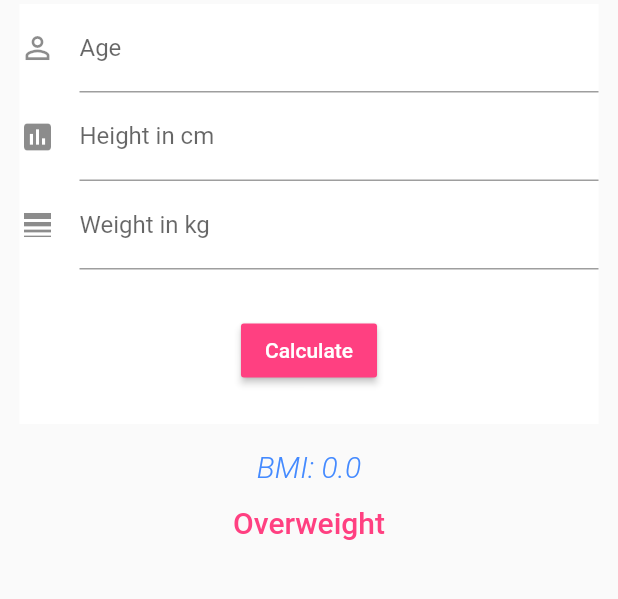
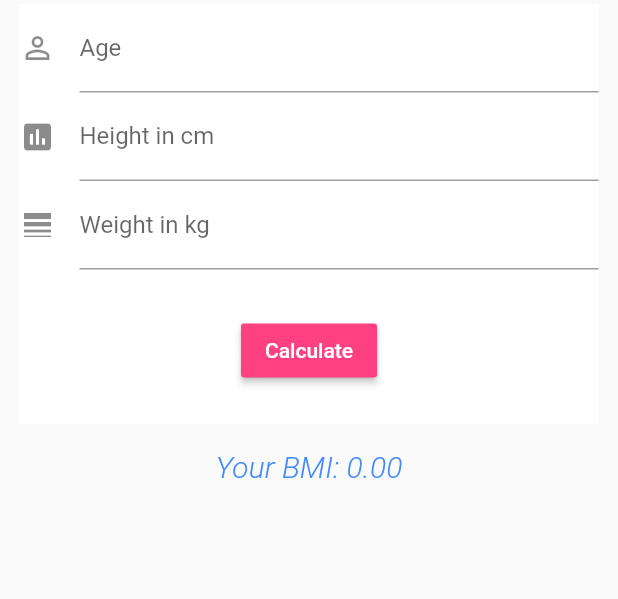
Before and after one commit to cryz97/bmi_app, a Flutter app: the screen it shows after launch, after a tap on "Calculate", on a phone screen of 412 x 824 dp, the part 227-826 px from its top. Run offline on Flutter 3.47's test engine with Material 2 defaults, Android fonts, the phone set to English and light mode, and no system bars.

Commit message:
bmi text

```diff
--- a/lib/ui/home.dart
+++ b/lib/ui/home.dart
@@ -13,6 +13,7 @@ class BmiState extends State<Bmi> {
   final TextEditingController _heightController = new TextEditingController();
   final TextEditingController _weightController = new TextEditingController();
   double result = 0;
+  String _resultReading = "";
 
 
   void _calculateBMI(){
@@ -25,6 +26,21 @@ class BmiState extends State<Bmi> {
           (_heightController.text.isNotEmpty || height > 0) &&
             (_weightController.text.isNotEmpty || weight > 0)){
         result = weight / (height * height) * 10000;
+
+        if(double.parse(result.toStringAsFixed(2)) < 18.5){
+          _resultReading = "Underweight";
+
+        }else if(double.parse(result.toStringAsFixed(2)) >= 18.5 && result < 25){
+          _resultReading = "Normal";
+
+        }else if(double.parse(result.toStringAsFixed(2)) >= 25.0 && result < 30){
+          _resultReading = "Overweight";
+
+        }else if(double.parse(result.toStringAsFixed(2)) >= 30.0){
+          _resultReading = "Obese";
+
+        }
+
       }else{
         result = 0;
       }
@@ -99,7 +115,7 @@ class BmiState extends State<Bmi> {
 
                 new Padding(padding: const EdgeInsets.all(7)),
 
-                new Text("BMI: $result",
+                new Text("Your BMI: ${result.toStringAsFixed(2)}",
                 style: new TextStyle(
                   color: Colors.blueAccent,
                   fontWeight: FontWeight.w300,
@@ -109,7 +125,7 @@ class BmiState extends State<Bmi> {
 
                 new Padding(padding: const EdgeInsets.all(7)),
 
-                new Text("Overweight",
+                new Text("$_resultReading",
                   style: new TextStyle(
                       color: Colors.pinkAccent,
                       fontWeight: FontWeight.w500,
```
